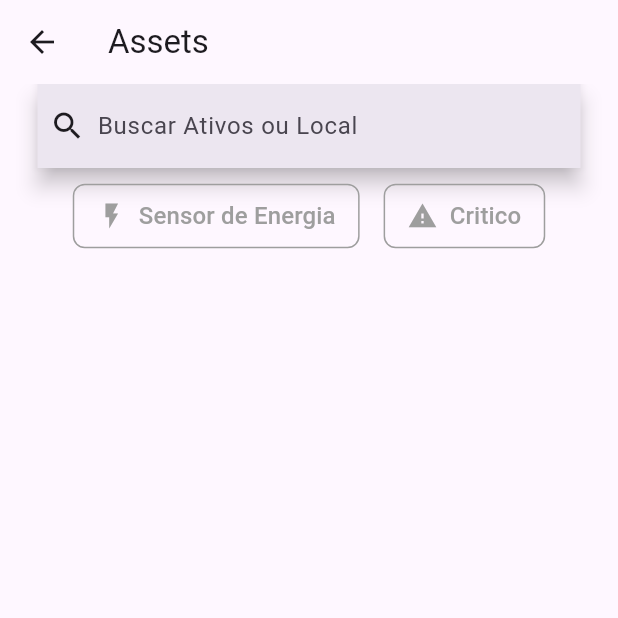
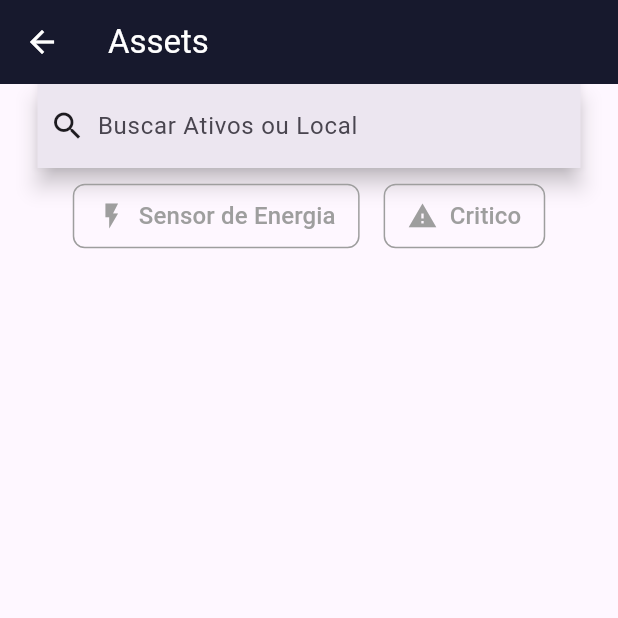
Before and after one commit to siqueiradeb/desafio-tractian, a Flutter app: the AssetTreeScreen screen opened directly with empty values, on a phone screen of 412 x 824 dp, the top half of it. Run offline on Flutter 3.47's test engine with Material 3 defaults, Android fonts, the phone set to English and light mode, and no system bars; our stand-ins replace equatable, flutter_bloc; network calls fail.

Commit message:
ajustes de design

```diff
--- a/lib/src/screens/asset_tree_screen.dart
+++ b/lib/src/screens/asset_tree_screen.dart
@@ -22,7 +22,11 @@ class AssetTreeScreen extends StatelessWidget {
   @override
   Widget build(BuildContext context) {
     return Scaffold(
-      appBar: AppBar(title: Text('Assets')),
+      appBar: AppBar(
+        title: const Text('Assets'),
+        backgroundColor: const Color(0xFF17192D),
+        foregroundColor: Colors.white,
+      ),
       body: Column(
         crossAxisAlignment: CrossAxisAlignment.center,
         mainAxisSize: MainAxisSize.min,
--- a/lib/src/widgets/filter_tag_widget.dart
+++ b/lib/src/widgets/filter_tag_widget.dart
@@ -53,11 +53,11 @@ class _FilterTagWidgetState extends State<FilterTagWidget> {
               // 'Sensor de Energia',
               widget.label,
               style: TextStyle(
-                color: _isActiveButton
-                    ? Colors.white
-                    : Colors.grey, // Cor do texto
-                fontSize: 16,
-              ),
+                  color: _isActiveButton
+                      ? Colors.white
+                      : Colors.grey, // Cor do texto
+                  fontSize: 16,
+                  fontFamily: 'Roboto'),
             ),
           ],
         ),
--- a/pubspec.yaml
+++ b/pubspec.yaml
@@ -77,6 +77,8 @@ flutter:
     - assets/bolt.png
     - assets/Codepen.png
     - assets/Ellipse.png
+    - assets/icon.png
+    - assets/logo.png
 
   # An image asset can refer to one or more resolution-specific "variants", see
   # https://flutter.dev/assets-and-images/#resolution-aware
```
Also changed, not shown: lib/src/screens/home_screen.dart (+6 -1 lines), lib/src/widgets/custom_elevated_button_widget.dart (+7 -7 lines), lib/src/widgets/tree_item_widget.dart (+9 -11 lines), assets/icon.png (added), assets/logo.png (added).
